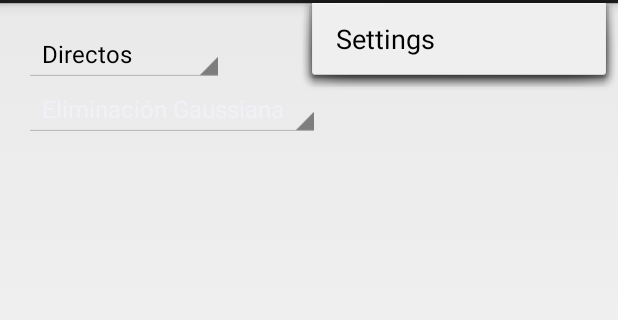
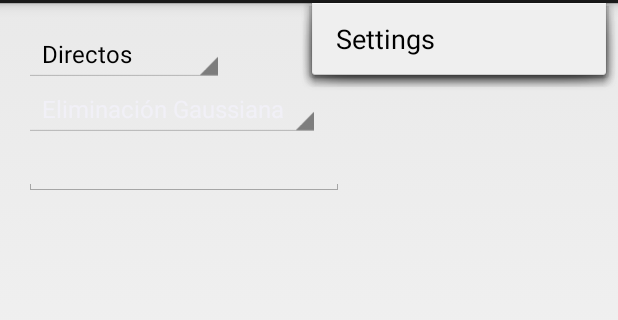
Before and after one commit to arangos/MetodosAnalisiAndroid, an Android app: the screen it shows after launch (MyActivity), with the options menu open, on a phone screen of 412 x 824 dp, the part 69-389 px from its top. Run offline under Robolectric (Android 15) with nearby library versions, the phone set to English and light mode, and no system bars.

Commit message:
llamado a funcion.

```diff
--- a/app/src/main/java/com/example/arango/metodos/Metodos/SistemasDeEcuaciones.java
+++ b/app/src/main/java/com/example/arango/metodos/Metodos/SistemasDeEcuaciones.java
@@ -1,5 +1,4 @@
-
-package Metodos;
+package com.example.arango.metodos.Metodos;
 
 
 public class SistemasDeEcuaciones {
--- a/app/src/main/res/layout/activity_my.xml
+++ b/app/src/main/res/layout/activity_my.xml
@@ -24,4 +24,14 @@
         android:layout_alignParentLeft="true"
         android:textColor="#d00003ff"
         android:layout_alignParentStart="true" />
+
+    <EditText
+        android:layout_width="wrap_content"
+        android:layout_height="wrap_content"
+        android:inputType="number"
+        android:ems="10"
+        android:id="@+id/editText"
+        android:layout_below="@+id/spinnerMetodo"
+        android:layout_alignParentLeft="true"
+        android:layout_alignParentStart="true" />
 </RelativeLayout>
```
Also changed, not shown: app/src/main/java/com/example/arango/metodos/MyActivity.java (+41 -14 lines).
